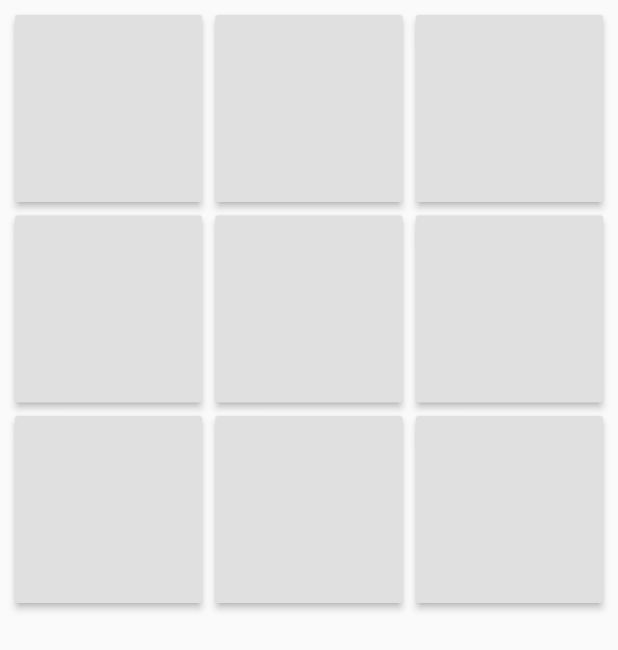
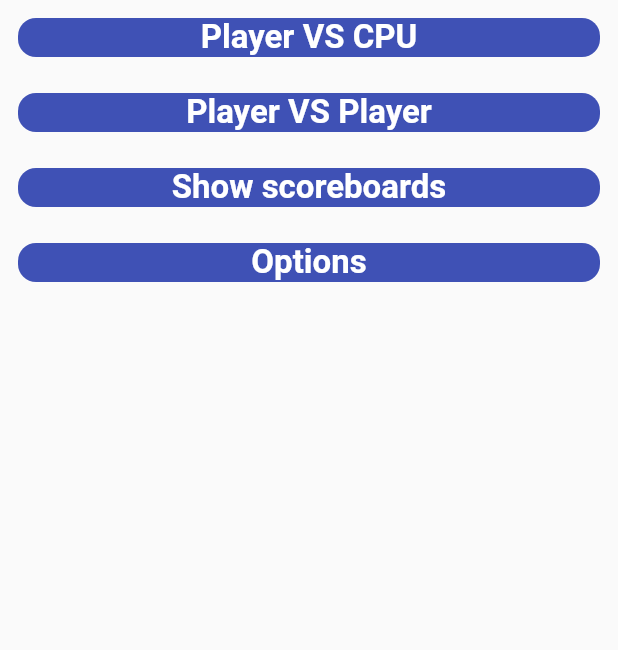
Before and after one commit to thassio-vinicius/tictactoe, a Flutter app: the screen it shows after launch, on a phone screen of 412 x 824 dp. Shown: the top 650 px of the screen. Run offline on Flutter 3.47's test engine with Material 2 defaults, Android fonts, the phone set to English and light mode, and no system bars.

Commit message:
New screens and game modes added for implementation

```diff
--- a/lib/screens/home_screen.dart
+++ b/lib/screens/home_screen.dart
@@ -1,8 +1,10 @@
 import 'package:flutter/material.dart';
+import 'package:flutter/services.dart';
 import 'package:provider/provider.dart';
-import 'package:tictactoe/providers/players_provider.dart';
-
-import 'components/custom_alertdialog.dart';
+import 'package:tictactoe/providers/game_provider.dart';
+import 'package:tictactoe/screens/game_screen.dart';
+import 'package:tictactoe/screens/options_screen.dart';
+import 'package:tictactoe/screens/scoreboards_screen.dart';
 
 class HomeScreen extends StatefulWidget {
   @override
@@ -10,73 +12,95 @@ class HomeScreen extends StatefulWidget {
 }
 
 class _HomeScreenState extends State<HomeScreen> {
-  PlayersProvider _provider;
-
   @override
-  void didChangeDependencies() {
-    _provider = Provider.of<PlayersProvider>(context, listen: false);
-    _provider.initGame();
-    super.didChangeDependencies();
-  }
-
-  void _resetGame() {
-    if (Navigator.canPop(context)) Navigator.pop(context);
-    setState(() {
-      _provider.initGame();
-    });
+  void initState() {
+    SystemChrome.setPreferredOrientations([DeviceOrientation.portraitUp]);
+    SystemChrome.setEnabledSystemUIOverlays([]);
+    super.initState();
   }
 
   @override
   Widget build(BuildContext context) {
     return Scaffold(
-      body: SafeArea(
-        child: Center(
-          child: Consumer<PlayersProvider>(builder: (context, provider, child) {
-            return GridView.builder(
-              padding: const EdgeInsets.all(10.0),
-              gridDelegate: SliverGridDelegateWithFixedCrossAxisCount(
-                  crossAxisCount: 3,
-                  childAspectRatio: 1.0,
-                  crossAxisSpacing: 9.0,
-                  mainAxisSpacing: 9.0),
-              itemCount: provider.buttonsList.length,
-              itemBuilder: (context, i) => SizedBox(
-                width: 100.0,
-                height: 100.0,
-                child: RaisedButton(
-                  padding: const EdgeInsets.all(8.0),
-                  onPressed: provider.buttonsList[i].enabled
-                      ? () {
-                          provider.makeMove(provider.buttonsList[i]);
-                          _canShowDialog(provider);
-                        }
-                      : null,
-                  child: provider.buttonsList[i].marker,
-                  //color: buttonsList[i].bg,
-                  //disabledColor: buttonsList[i].bg,
-                ),
-              ),
-            );
-          }),
+      body: Center(
+        child: Column(
+          children: <Widget>[
+            _gameOption(
+              optionDescription: 'Player VS CPU',
+              onOptionPressed: () => _playOption(isPlayerVsCpu: true),
+            ),
+            _gameOption(
+              optionDescription: 'Player VS Player',
+              onOptionPressed: () => _playOption(isPlayerVsCpu: false),
+            ),
+            _gameOption(
+              optionDescription: 'Show scoreboards',
+              onOptionPressed: () => _showScoreBoards,
+            ),
+            _gameOption(
+              optionDescription: 'Options',
+              onOptionPressed: () => _showOptions,
+            ),
+          ],
         ),
       ),
     );
   }
 
-  _canShowDialog(PlayersProvider provider) {
-    if (provider.tie) {
-      showDialog(
-          context: context,
-          builder: (_) => CustomAlertDialog("Game Tied",
-              "Press the reset button to start again.", _resetGame));
-    }
-    if (provider.player1Winner || provider.player2Winner) {
-      showDialog(
-          context: context,
-          builder: (_) => CustomAlertDialog(
-              "Player ${provider.player1Winner ? '1' : '2'} Won",
-              "Press the reset button to start again.",
-              _resetGame));
-    }
+  Widget _gameOption({String optionDescription, Function onOptionPressed}) {
+    return Padding(
+      padding: const EdgeInsets.all(12.0),
+      child: InkWell(
+        onTap: onOptionPressed,
+        child: Container(
+          decoration: BoxDecoration(
+            color: Colors.indigo,
+            borderRadius: BorderRadius.all(
+              Radius.circular(12),
+            ),
+          ),
+          child: Center(
+            child: Text(
+              optionDescription,
+              style: TextStyle(
+                color: Colors.white,
+                fontSize: 22,
+                fontWeight: FontWeight.bold,
+              ),
+            ),
+          ),
+        ),
+      ),
+    );
+  }
+
+  _playOption({bool isPlayerVsCpu}) {
+    Provider.of<GameProvider>(context, listen: false)
+        .setGameplayOption(isPlayerVsCpu: isPlayerVsCpu);
+
+    return Navigator.pushReplacement(
+      context,
+      MaterialPageRoute(
+        builder: (_) => GameScreen(),
+      ),
+    );
+  }
+
+  _showOptions() {
+    return Navigator.push(
+      context,
+      MaterialPageRoute(
+        builder: (_) => OptionsScreen(),
+      ),
+    );
+  }
+
+  _showScoreBoards() {
+    return Navigator.push(
+      context,
+      MaterialPageRoute(
+        builder: (_) => ScoreboardsScreen(),
+      ),
+    );
   }
 }
```
Also changed, not shown: lib/main.dart (+4 -4 lines), lib/providers/game_provider.dart (renamed from lib/providers/players_provider.dart, +34 -12 lines), lib/screens/game_screen.dart (added, +89 -0 lines), lib/screens/options_screen.dart (added, +17 -0 lines), lib/screens/scoreboards_screen.dart (added, +15 -0 lines).
